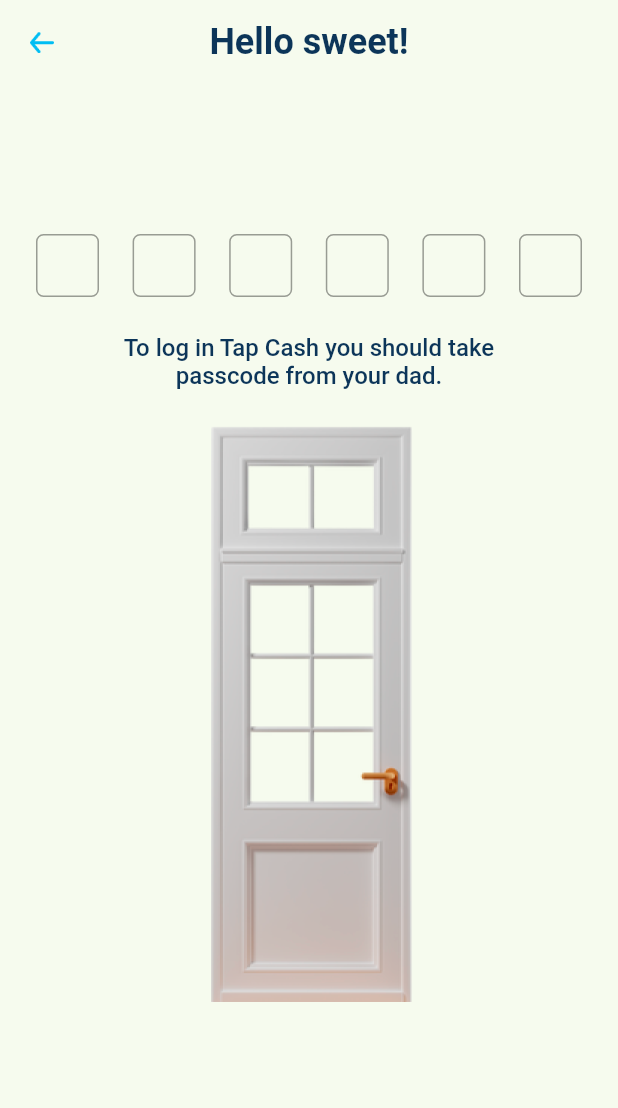
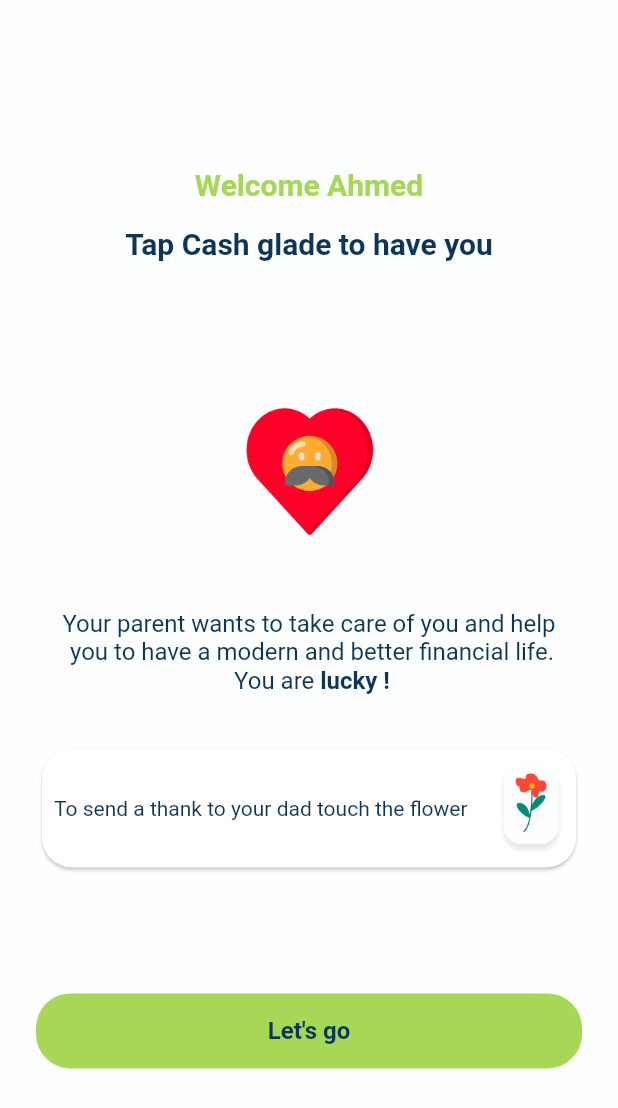
Before and after one commit to NourhanHamada/tap_cash, a Flutter app: the screen it shows after launch, on a phone screen of 412 x 824 dp. Shown: the top 1108 px of the screen. Run offline on Flutter 3.47's test engine with Material 2 defaults, Android fonts, the phone set to English and light mode, and no system bars; our stand-ins replace another_flushbar, blur, flutter_bloc, flutter_screenutil, go_router, shared_preferences and 2 more.

Commit message:
child username screen

```diff
--- a/lib/app_routes.dart
+++ b/lib/app_routes.dart
@@ -4,7 +4,9 @@
 import 'package:tap_cash/view/screens/auth/otp_screen.dart';
 import 'package:tap_cash/view/screens/auth/signup_screen.dart';
 import 'package:tap_cash/view/screens/auth/verification_screen.dart';
+import 'package:tap_cash/view/screens/child_screens/child_home.dart';
 import 'package:tap_cash/view/screens/child_screens/child_login.dart';
+import 'package:tap_cash/view/screens/child_screens/child_username.dart';
 import 'package:tap_cash/view/screens/layout/layout.dart';
 import 'package:tap_cash/view/screens/on_board.dart';
 import 'package:tap_cash/view/screens/passcode_screen.dart';
@@ -25,6 +27,8 @@
   static const String passcode = '/passcode';
   static const String wallet = '/wallet';
   static const String childLogin = '/childLogin';
+  static const String childUsername = '/childUsername';
+  static const String childHome = '/childHome';
 
   static final router = GoRouter(
     routes: [
@@ -76,6 +80,14 @@
         path: childLogin,
         builder: (context, state) => const ChildLogin(),
       ),
+      GoRoute(
+        path: childUsername,
+        builder: (context, state) => const ChildUsername(),
+      ),
+      GoRoute(
+        path: childHome,
+        builder: (context, state) => const ChildHome(),
+      ),
     ],
   );
 }
--- a/lib/view/screens/auth/login_screen.dart
+++ b/lib/view/screens/auth/login_screen.dart
@@ -283,6 +283,8 @@
                         ===========================
                         */
                 MainButton(
+                    backgroundColor: MyColors.mainColor,
+                    textColor: MyColors.white,
                     text: "Login",
                     onPressed: () {
                       loginController.login(auth, context);
--- a/lib/view/screens/auth/new_password_screen.dart
+++ b/lib/view/screens/auth/new_password_screen.dart
@@ -190,6 +190,8 @@
                   ===========================
                   */
                   MainButton(
+                      backgroundColor: MyColors.mainColor,
+                      textColor: MyColors.white,
                       text: "Done",
                       onPressed: () {
                         resetController.resetPassword(auth, context);
--- a/lib/view/screens/auth/otp_screen.dart
+++ b/lib/view/screens/auth/otp_screen.dart
@@ -199,6 +199,8 @@
                   ===========================
                   */
                   MainButton(
+                      backgroundColor: MyColors.mainColor,
+                      textColor: MyColors.white,
                       text: "Send",
                       onPressed: () {
                         resetController.otpMethod(
--- a/lib/view/screens/auth/signup_screen.dart
+++ b/lib/view/screens/auth/signup_screen.dart
@@ -370,10 +370,13 @@
                       ===========================
                       */
                   MainButton(
+                      backgroundColor: MyColors.mainColor,
+                      textColor: MyColors.white,
                       text: "Sign Up",
                       onPressed: () {
                         register();
                       }),
+
                   /*
                       ========================
                       = The Login Button Ends
--- a/lib/view/screens/auth/verification_screen.dart
+++ b/lib/view/screens/auth/verification_screen.dart
@@ -136,7 +136,10 @@
                           auth: auth,
                           context: context,
                         );
-                      }),
+                      },
+                    backgroundColor: MyColors.mainColor,
+                    textColor: MyColors.white,
+                  ),
                   /*
                   ========================
                   = The Login Button Ends
--- /dev/null
+++ b/lib/view/screens/child_screens/child_home.dart
@@ -0,0 +1,14 @@
+import 'package:flutter/material.dart';
+
+class ChildHome extends StatelessWidget {
+  const ChildHome({Key? key}) : super(key: key);
+
+  @override
+  Widget build(BuildContext context) {
+    return Scaffold(
+      body: Center(
+        child: Text('Child Home'),
+      ),
+    );
+  }
+}
--- a/lib/view/screens/child_screens/child_username.dart
+++ b/lib/view/screens/child_screens/child_username.dart
@@ -0,0 +1,27 @@
+import 'package:flutter/material.dart';
+import 'package:tap_cash/constants/colors_manager.dart';
+import '../../widgets/child_username_screen/child_username_lower_section.dart';
+import '../../widgets/child_username_screen/child_username_upper_section.dart';
+
+class ChildUsername extends StatelessWidget {
+  const ChildUsername({Key? key}) : super(key: key);
+
+  @override
+  Widget build(BuildContext context) {
+    return Scaffold(
+      backgroundColor: MyColors.white,
+      body: Padding(
+        padding: const EdgeInsets.all(24.0),
+        child: Center(
+          child: Column(
+            mainAxisAlignment: MainAxisAlignment.center,
+            children: const [
+              ChildUsernameUpperSection(),
+              ChildUsernameLowerSection(),
+            ],
+          ),
+        ),
+      ),
+    );
+  }
+}
--- a/lib/view/screens/on_board.dart
+++ b/lib/view/screens/on_board.dart
@@ -177,6 +177,8 @@
                   onboard.pageToPage(
                       context: context, pagesCount: pagesCount, next: true);
                 },
+                backgroundColor: MyColors.mainColor,
+                textColor: MyColors.white,
               ),
             ],
           ),
--- a/lib/view/screens/splash_screen.dart
+++ b/lib/view/screens/splash_screen.dart
@@ -34,7 +34,7 @@
   // Function to navigate to Home after 2 seconds.
   void navigateToHome() {
     Future.delayed(const Duration(seconds: 2), () {
-      GoRouter.of(context).push(AppRouter.childLogin);
+      GoRouter.of(context).push(AppRouter.childUsername);
       // GoRouter.of(context).push(AppRouter.otpScreen);
     });
   }
--- a/lib/view/utils/main_button.dart
+++ b/lib/view/utils/main_button.dart
@@ -6,10 +6,12 @@
 class MainButton extends StatelessWidget {
   final String text;
   final VoidCallback onPressed;
+  final Color backgroundColor;
+  final Color textColor;
   const MainButton({
     Key? key,
     required this.text,
-    required this.onPressed,
+    required this.onPressed, required this.backgroundColor, required this.textColor,
   }) : super(key: key);
 
   @override
@@ -18,12 +20,12 @@
       width: 500,
       height: 50.0,
       decoration: BoxDecoration(
-          color: MyColors.mainColor, borderRadius: BorderRadius.circular(23)),
+          color: backgroundColor, borderRadius: BorderRadius.circular(23)),
       child: TextButton(
         onPressed: onPressed,
         child: Text(
           text,
-          style: MyStyles.textStyle16.copyWith(color: Colors.white, fontWeight: FontWeight.bold,),
+          style: MyStyles.textStyle16.copyWith(color: textColor, fontWeight: FontWeight.bold,),
         ),
       ),
     );
--- /dev/null
+++ b/lib/view/widgets/child_username_screen/child_username_lower_section.dart
@@ -0,0 +1,53 @@
+import 'package:flutter/material.dart';
+import 'package:go_router/go_router.dart';
+import 'package:tap_cash/constants/colors_manager.dart';
+import 'package:tap_cash/constants/styles_manager.dart';
+import 'package:tap_cash/view/utils/main_button.dart';
+
+import '../../../app_routes.dart';
+import '../../../constants/assets_manager.dart';
+
+class ChildUsernameLowerSection extends StatelessWidget {
+  const ChildUsernameLowerSection({Key? key}) : super(key: key);
+
+  @override
+  Widget build(BuildContext context) {
+    return Column(
+      children: [
+        const SizedBox(
+          height: 32,
+        ),
+        Card(
+          shape: RoundedRectangleBorder(
+            borderRadius: BorderRadius.circular(20,),
+          ),
+          child: Padding(
+            padding: const EdgeInsets.symmetric(horizontal: 8, vertical: 8),
+            child: Row(
+              mainAxisAlignment: MainAxisAlignment.spaceBetween,
+              children: [
+                Text(
+                  'To send a thank to your dad touch the flower',
+                  style: MyStyles.textStyle14.copyWith(
+                    color: MyColors.mainColor,
+                  ),
+                ),
+                Image.asset(IconsAssets.flower, width: 44,)
+              ],
+            ),
+          ),
+        ),
+        const SizedBox(
+          height: 80,
+        ),
+        MainButton(text: 'Let\'s go',
+          onPressed: (){
+            GoRouter.of(context).push(AppRouter.childHome);
+          },
+          backgroundColor: MyColors.green,
+          textColor: MyColors.mainColor,
+        ),
+      ],
+    );
+  }
+}
--- /dev/null
+++ b/lib/view/widgets/child_username_screen/child_username_upper_section.dart
@@ -0,0 +1,57 @@
+import 'package:flutter/material.dart';
+import 'package:tap_cash/constants/colors_manager.dart';
+import 'package:tap_cash/constants/styles_manager.dart';
+
+import '../../../constants/assets_manager.dart';
+
+class ChildUsernameUpperSection extends StatelessWidget {
+  const ChildUsernameUpperSection({Key? key}) : super(key: key);
+
+  @override
+  Widget build(BuildContext context) {
+    return Column(
+      children: [
+        Text(
+          'Welcome Ahmed',
+          style: MyStyles.textStyle20
+              .copyWith(color: MyColors.green, fontWeight: FontWeight.w600),
+        ),
+        SizedBox(
+          height: 16,
+        ),
+        Text(
+          'Tap Cash glade to have you',
+          style: MyStyles.textStyle20
+              .copyWith(color: MyColors.mainColor, fontWeight: FontWeight.w600),
+        ),
+        SizedBox(
+          height: 96,
+        ),
+        Image.asset(
+          IconsAssets.specialLove,
+          width: 88,
+        ),
+        SizedBox(
+          height: 48,
+        ),
+        RichText(
+          textAlign: TextAlign.center,
+          text: TextSpan(
+            children: <TextSpan>[
+              TextSpan(
+                text: 'Your parent wants to take care of you and help\n you to have a modern and better financial life.\n You are ',
+                style: MyStyles.textStyle16
+                    .copyWith(color: MyColors.mainColor),
+              ),
+              TextSpan(
+                text: 'lucky !',
+                style: MyStyles.textStyle16.copyWith(
+                    fontWeight: FontWeight.bold, color: MyColors.mainColor),
+              ),
+            ],
+          ),
+        ),
+      ],
+    );
+  }
+}
```
Also changed, not shown: assets/icons/special_love.png, lib/generated/assets.dart.
